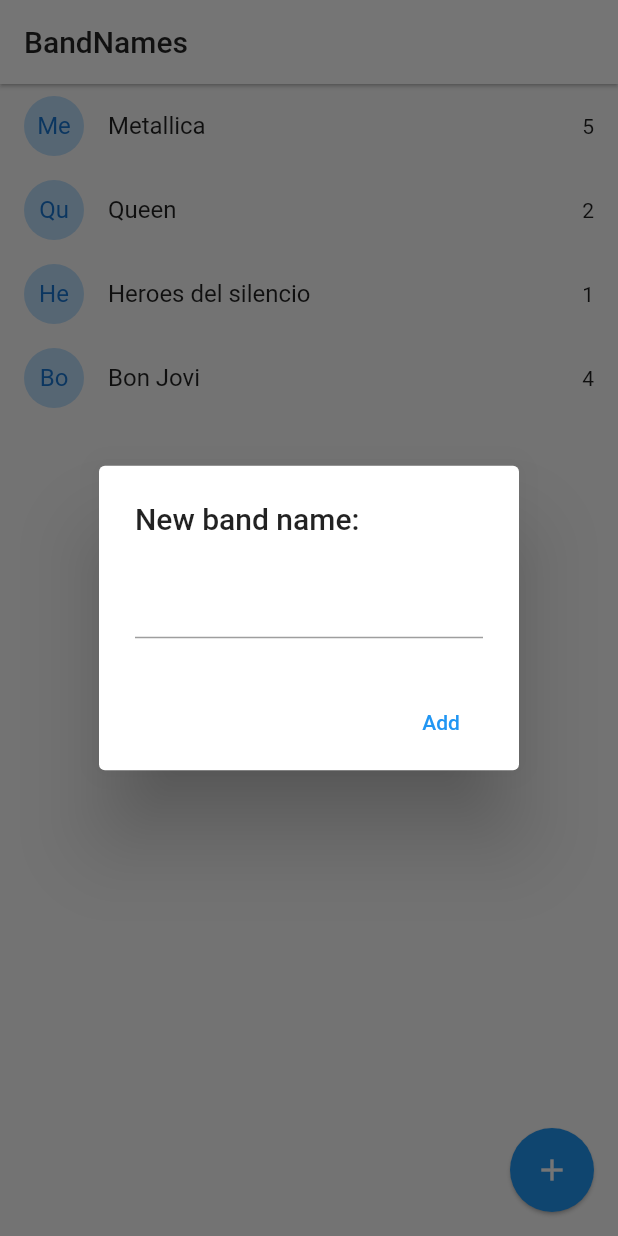
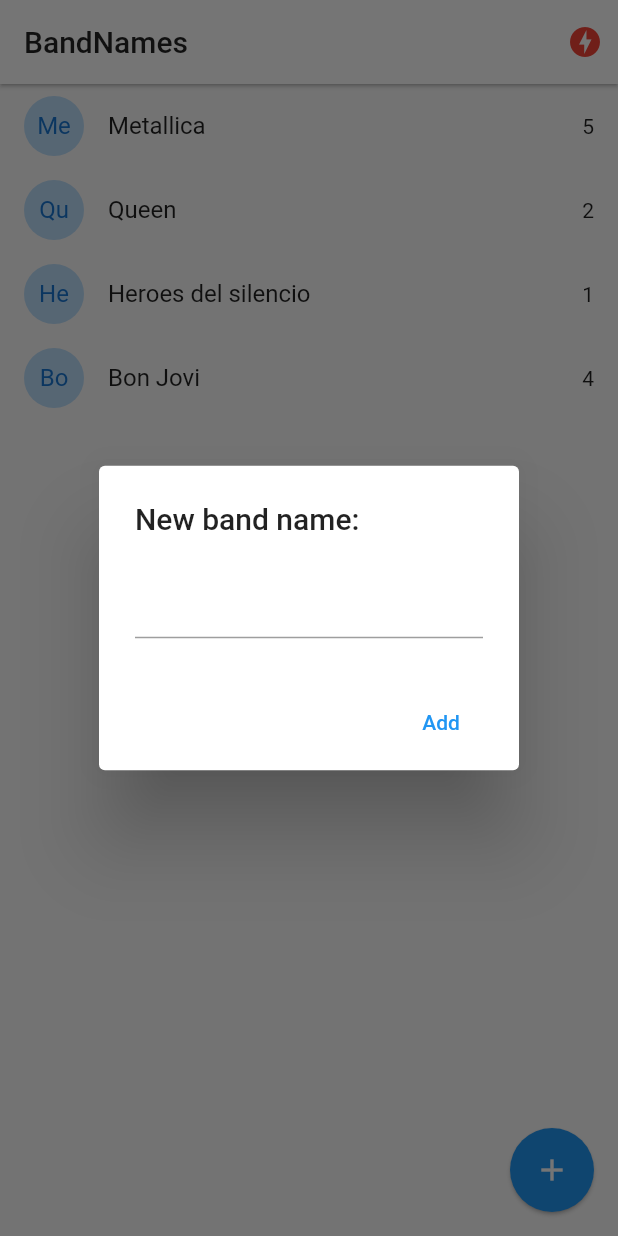
Before and after one commit to JasanHdz/flutter-bandnames-socket, a Flutter app: the screen it shows after launch, after a tap on the "add" icon, on a phone screen of 412 x 824 dp. Run offline on Flutter 3.47's test engine with Material 2 defaults, Android fonts, the phone set to English and light mode, and no system bars; our stand-ins replace socket_io_client; network calls fail.

```diff
--- a/lib/main.dart
+++ b/lib/main.dart
@@ -1,17 +1,26 @@
+import 'package:band_names/services/socket_service.dart';
+import 'package:flutter/material.dart';
+import 'package:provider/provider.dart';
 import 'package:band_names/pages/home.dart';
-import 'package:flutter/material.dart';
+import 'package:band_names/pages/status.dart';
 
 void main() => runApp(MyApp());
 
 class MyApp extends StatelessWidget {
   @override
   Widget build(BuildContext context) {
-    return MaterialApp(
-      title: 'Material App',
-      initialRoute: 'home',
-      routes: {
-        'home': (_) => HomePage()
-      },
+    return MultiProvider(
+      providers: [
+        ChangeNotifierProvider(create: (_) => SocketService())
+      ],
+      child: MaterialApp(
+        title: 'Material App',
+        initialRoute: 'home',
+        routes: {
+          'home': (_) => HomePage(),
+          'status': (_) => StatusPage()
+        },
+      ),
     );
   }
 }
--- a/lib/pages/home.dart
+++ b/lib/pages/home.dart
@@ -4,6 +4,8 @@ import 'dart:io';
 import 'package:band_names/models/band.dart';
 import 'package:flutter/cupertino.dart';
 import 'package:flutter/material.dart';
+import 'package:provider/provider.dart';
+import 'package:band_names/services/socket_service.dart';
 
 class HomePage extends StatefulWidget {
   @override
@@ -20,11 +22,21 @@ class _HomePageState extends State<HomePage> {
 
   @override
   Widget build(BuildContext context) {
+    final sservice = Provider.of<SocketService>(context);
     return Scaffold(
       appBar: AppBar(
         title: Text('BandNames', style: TextStyle(color: Colors.black87)),
         backgroundColor: Colors.white,
         elevation: 1,
+        actions: [
+          Container(
+            margin: EdgeInsets.only(right: 10.0),
+            child:
+            (sservice.serverStatus == ServerStatus.Online)
+            ? Icon(Icons.check_circle, color: Colors.green[300])
+            : Icon(Icons.offline_bolt, color: Colors.red),
+          )
+        ],
       ),
       body: ListView.builder(
         itemCount: bands.length,
--- /dev/null
+++ b/lib/services/socket_service.dart
@@ -0,0 +1,37 @@
+import 'package:flutter/material.dart';
+import 'package:socket_io_client/socket_io_client.dart' as IO;
+
+enum ServerStatus {
+  Online,
+  Offline,
+  Connecting
+}
+
+class SocketService with ChangeNotifier {
+  ServerStatus _serverStatus = ServerStatus.Connecting;
+  late IO.Socket _socket;
+  ServerStatus get serverStatus => this._serverStatus;
+  IO.Socket get socket => this._socket;
+
+  SocketService() {
+    this._initConfig();
+  }
+
+  void _initConfig() {
+    // dart client
+   this._socket = IO.io('http://localhost:3000',
+      IO.OptionBuilder()
+      .setTransports(['websocket']) // for Flutter or Dart VM
+      .enableAutoConnect()
+      .build()
+    );
+    this._socket.onConnect((_) {
+      this._serverStatus = ServerStatus.Online;
+      notifyListeners();
+    });
+    this._socket.onDisconnect((_) {
+      this._serverStatus = ServerStatus.Offline;
+      notifyListeners();
+    });
+  }
+}
```
Also changed, not shown: lib/pages/status.dart (added, +30 -0 lines), pubspec.yaml (+3 -11 lines), pubspec.lock.
